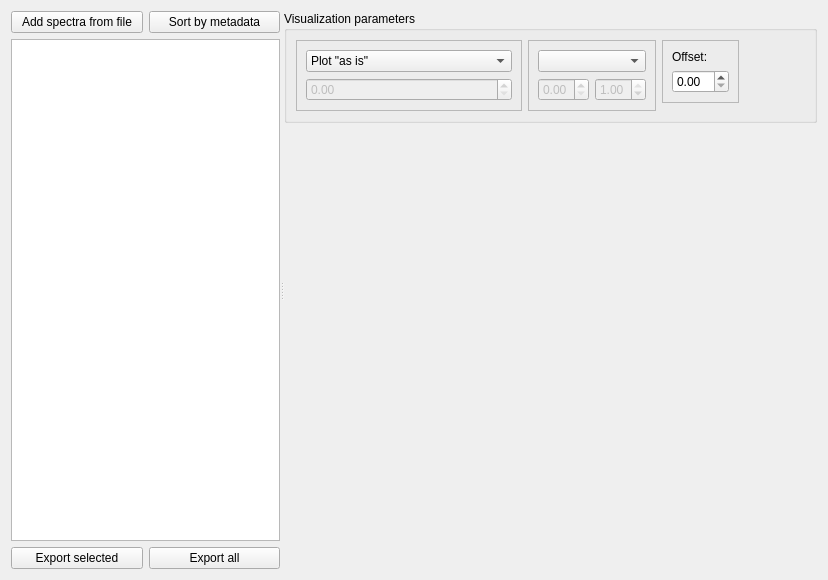
Before: the Qt Designer form src/sfg_app2/app/ui/processed_results_tab.ui in silanglois/SFG-App, drawn with Qt 5.
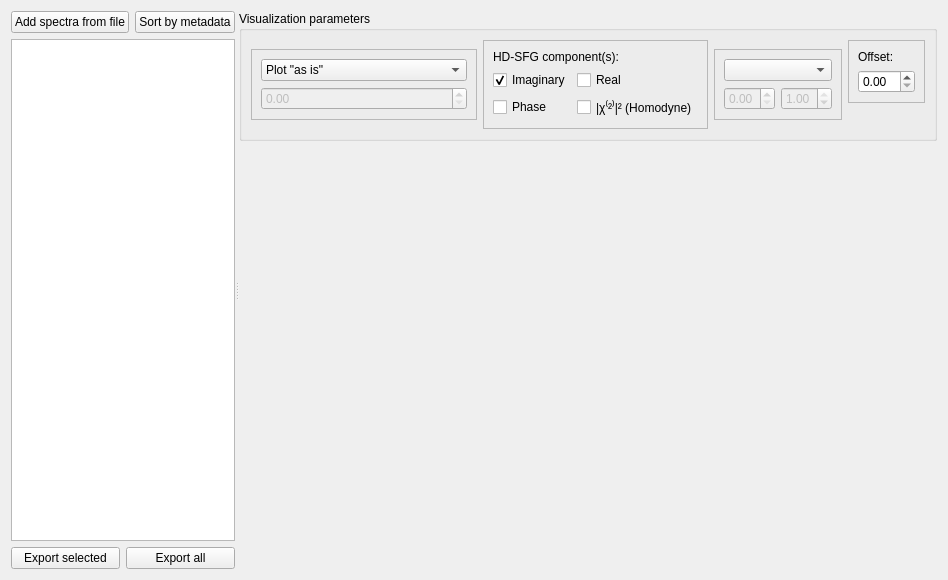
After: the same form once the commit is applied.

Commit message: results tab now handles hd-sfg data; hd-sfg data can be exported and loaded from CSV

Patch:
```diff
--- a/src/sfg_app2/app/ui/processed_results_tab.ui
+++ b/src/sfg_app2/app/ui/processed_results_tab.ui
@@ -130,6 +130,66 @@
             </layout>
            </widget>
           </item>
+          <item>
+           <widget class="QFrame" name="frame_4">
+            <property name="sizePolicy">
+             <sizepolicy hsizetype="Preferred" vsizetype="Fixed">
+              <horstretch>0</horstretch>
+              <verstretch>0</verstretch>
+             </sizepolicy>
+            </property>
+            <property name="frameShape">
+             <enum>QFrame::StyledPanel</enum>
+            </property>
+            <property name="frameShadow">
+             <enum>QFrame::Raised</enum>
+            </property>
+            <layout class="QVBoxLayout" name="verticalLayout_6">
+             <item>
+              <widget class="QLabel" name="hdComponentLabel">
+               <property name="text">
+                <string>HD-SFG component(s):</string>
+               </property>
+              </widget>
+             </item>
+             <item>
+              <layout class="QGridLayout" name="hdComponentGridLayout">
+               <item row="0" column="0">
+                <widget class="QCheckBox" name="hdCheckImaginary">
+                 <property name="text">
+                  <string>Imaginary</string>
+                 </property>
+                 <property name="checked">
+                  <bool>true</bool>
+                 </property>
+                </widget>
+               </item>
+               <item row="0" column="1">
+                <widget class="QCheckBox" name="hdCheckReal">
+                 <property name="text">
+                  <string>Real</string>
+                 </property>
+                </widget>
+               </item>
+               <item row="1" column="0">
+                <widget class="QCheckBox" name="hdCheckPhase">
+                 <property name="text">
+                  <string>Phase</string>
+                 </property>
+                </widget>
+               </item>
+               <item row="1" column="1">
+                <widget class="QCheckBox" name="hdCheckHomodyne">
+                 <property name="text">
+                  <string>|χ⁽²⁾|² (Homodyne)</string>
+                 </property>
+                </widget>
+               </item>
+              </layout>
+             </item>
+            </layout>
+           </widget>
+          </item>
           <item>
            <widget class="QFrame" name="frame_2">
             <property name="sizePolicy">
```
The commit also changes 4 other files.
